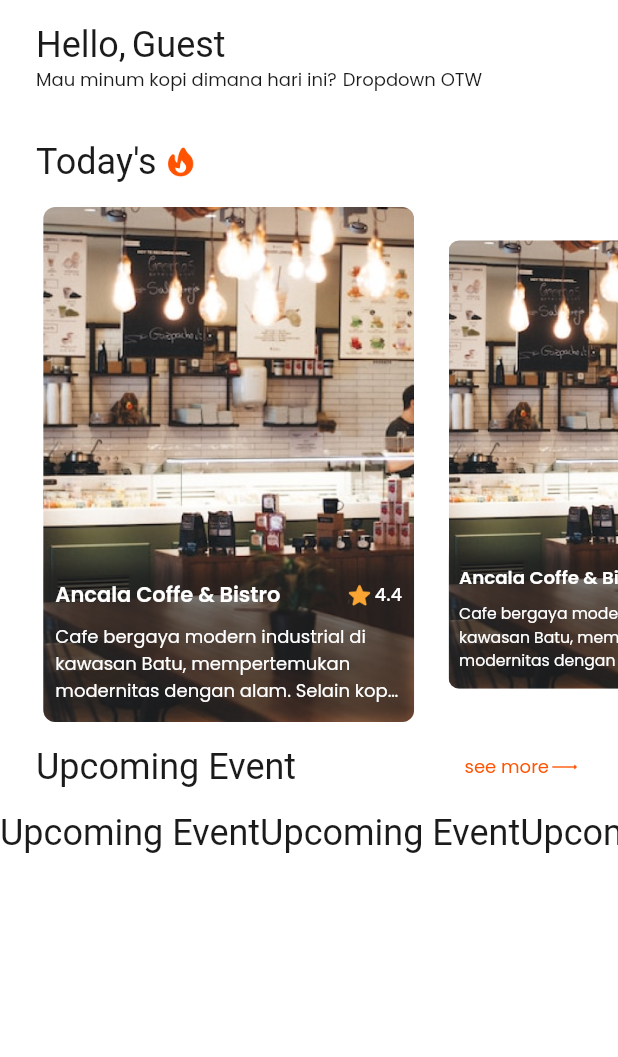
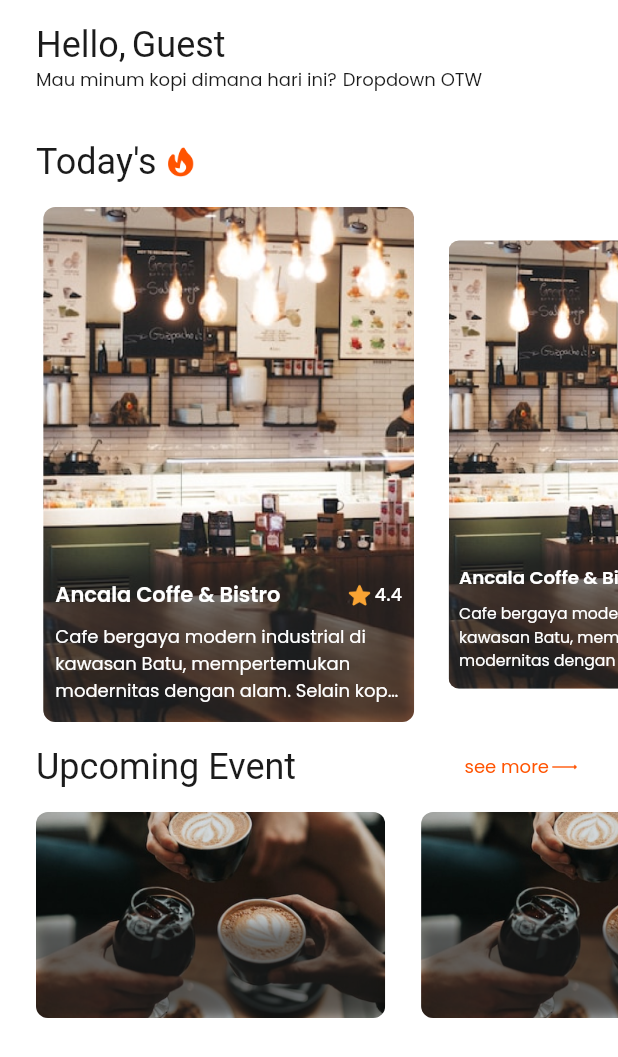
Before and after one commit to raeiverse/haus_kafein, a Flutter app: the home_Page screen opened directly, on a phone screen of 412 x 824 dp. Shown: the top 1057 px of the screen. Run offline on Flutter 3.47's test engine with Material 2 defaults, Android fonts, the phone set to English and light mode, and no system bars; drawn by our look-alikes of carousel_slider; our stand-ins replace google_fonts; Roboto replaces fonts that are missing (ClashDisplay-SemiBold).

Commit message:
UPDATED 09/07/2023

```diff
--- a/lib/pages/menus/home_page.dart
+++ b/lib/pages/menus/home_page.dart
@@ -1,5 +1,6 @@
 import 'package:flutter/material.dart';
 import 'package:haus_kafein/pages/widgets/todays_card.dart';
+import 'package:haus_kafein/pages/widgets/upcoming_card.dart';
 import 'package:haus_kafein/theme.dart';
 import 'package:carousel_slider/carousel_slider.dart';
 
@@ -149,33 +150,15 @@ class home_Page extends StatelessWidget {
                 SizedBox(height: margin_Cards_Vertical),
                 SingleChildScrollView(
                   scrollDirection: Axis.horizontal,
-                  child: Row(
-                    children: [
-                      Text(
-                        "Upcoming Event",
-                        style: textstyle_Title_CLash_L.copyWith(
-                          color: neutral_100,
-                        ),
-                      ),
-                      Text(
-                        "Upcoming Event",
-                        style: textstyle_Title_CLash_L.copyWith(
-                          color: neutral_100,
-                        ),
-                      ),
-                      Text(
-                        "Upcoming Event",
-                        style: textstyle_Title_CLash_L.copyWith(
-                          color: neutral_100,
-                        ),
-                      ),
-                      Text(
-                        "Upcoming Event",
-                        style: textstyle_Title_CLash_L.copyWith(
-                          color: neutral_100,
-                        ),
-                      ),
-                    ],
+                  child: Container(
+                    margin: EdgeInsets.only(right: margin_Screen_Horizontal),
+                    // height: MediaQuery.of(context).size.height / 6,
+                    child: Row(
+                      children: [
+                        upcoming_Event_Card(),
+                        upcoming_Event_Card(),
+                      ],
+                    ),
                   ),
                 ),
               ],
--- /dev/null
+++ b/lib/pages/widgets/upcoming_card.dart
@@ -0,0 +1,45 @@
+import 'package:flutter/material.dart';
+import 'package:haus_kafein/theme.dart';
+
+class upcoming_Event_Card extends StatelessWidget {
+  const upcoming_Event_Card({super.key});
+
+  @override
+  Widget build(BuildContext context) {
+    return Container(
+      margin: EdgeInsets.only(left: margin_Screen_Horizontal),
+      width: MediaQuery.of(context).size.width / 1.77,
+      height: MediaQuery.of(context).size.height / 6,
+      child: ClipRRect(
+        borderRadius: BorderRadius.circular(borderRadius_Card),
+        child: Stack(
+          children: [
+            Image.asset(
+              'assets/images/images_event_1.png',
+              width: MediaQuery.of(context).size.width,
+              height: MediaQuery.of(context).size.height,
+              fit: BoxFit.cover,
+            ),
+            Container(),
+            Align(
+              alignment: Alignment.bottomCenter,
+              child: Container(
+                width: MediaQuery.of(context).size.width,
+                height: MediaQuery.of(context).size.height / 6 / 2.25,
+                decoration: BoxDecoration(
+                  boxShadow: [
+                    BoxShadow(
+                      color: neutral_100.withOpacity(0.6),
+                      blurRadius: 7,
+                      // changes position of shadow
+                    ),
+                  ],
+                ),
+              ),
+            ),
+          ],
+        ),
+      ),
+    );
+  }
+}
```
